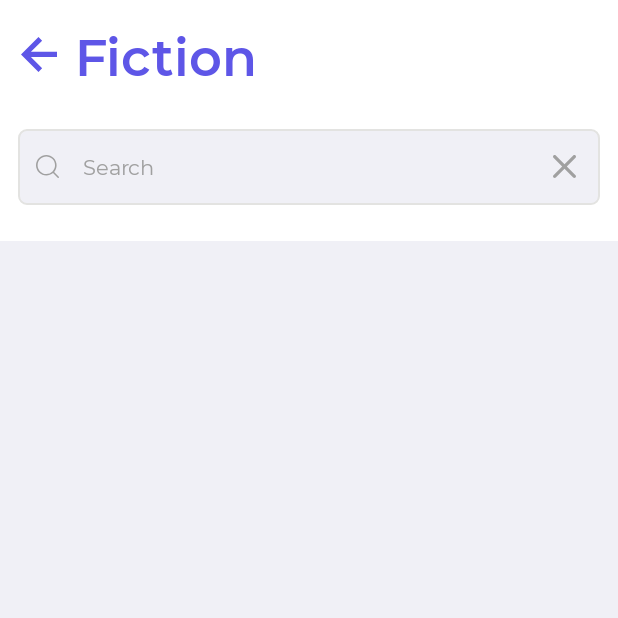
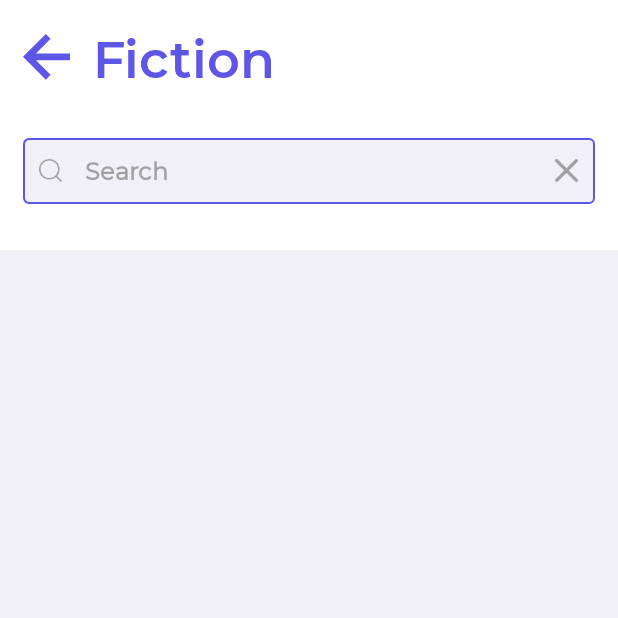
Before and after one commit to xayappz/Bookz, an Android app: the screen it shows after launch (BookInfo), after a tap on "FICTION", on a phone screen of 412 x 824 dp, the top half of it. Run offline under Robolectric (Android 15) with nearby library versions, the phone set to English and light mode, and no system bars; our stand-ins replace sdp/ssp sizes; network calls fail; 1 statement that could not run was skipped.

Commit message:
Minor Ui fixes & Search fixes

```diff
--- a/app/build.gradle
+++ b/app/build.gradle
@@ -50,6 +50,8 @@ dependencies {
     implementation 'com.squareup.retrofit2:converter-gson:2.9.0'
     implementation "androidx.cardview:cardview:1.0.0"
     implementation 'com.intuit.sdp:sdp-android:1.0.6'
+    def lottieVersion = "4.2.2"
+    implementation "com.airbnb.android:lottie:$lottieVersion"
     implementation 'com.github.bumptech.glide:glide:4.12.0'
     annotationProcessor 'com.github.bumptech.glide:compiler:4.12.0'
     def lifecycle_version = "2.4.0"
--- a/app/src/main/AndroidManifest.xml
+++ b/app/src/main/AndroidManifest.xml
@@ -14,8 +14,7 @@
         <activity
             android:name="com.xayappz.views.BookInfo"
             android:exported="true"
-            android:launchMode="singleInstance"
-
+            android:launchMode="singleTop"
             android:theme="@style/Theme.BooksInfo" />
         <activity
             android:name="com.xayappz.views.MainActivity"
--- a/app/src/main/java/com/xayappz/views/BookInfo.kt
+++ b/app/src/main/java/com/xayappz/views/BookInfo.kt
@@ -2,7 +2,12 @@ package com.xayappz.views
 
 import android.app.AlertDialog
 import android.app.ProgressDialog
+import android.content.Intent
+import android.graphics.Color
+import android.graphics.drawable.GradientDrawable
 import android.os.Bundle
+import android.os.Handler
+import android.os.Message
 import android.text.Editable
 import android.text.TextWatcher
 import android.view.View
@@ -25,12 +30,10 @@ import com.xayappz.viewmodels.BooksViewModel
 import com.xayappz.viewmodels.BooksViewModelFactory
 import kotlinx.android.synthetic.main.activity_book_info.*
 import kotlinx.android.synthetic.main.books.*
-import kotlinx.android.synthetic.main.seach_view.*
+import kotlinx.android.synthetic.main.search_view.*
 import kotlinx.coroutines.*
-import android.R
-
-
-
+import java.util.*
+import kotlin.collections.ArrayList
 
 
 class BookInfo : AppCompatActivity() {
@@ -39,16 +42,35 @@ class BookInfo : AppCompatActivity() {
     var booksList: ArrayList<BooksModel> = ArrayList()
     var adapter: BooksAdapter? = null
     lateinit var progressDialog: ProgressDialog
-
+    val TRIGGER_SERACH = 1
+    val SEARCH_TRIGGER_DELAY_IN_MS: Long = 1000
+    lateinit var handler: Handler
     override fun onCreate(savedInstanceState: Bundle?) {
         super.onCreate(savedInstanceState)
         setContentView(com.xayappz.booksinfo.R.layout.activity_book_info)
 
         getIntentTitle()
 
+
+        handler = object : Handler() {
+            override fun handleMessage(msg: Message) {
+                if (msg.what === TRIGGER_SERACH) {
+
+                    GlobalScope.launch(Dispatchers.Main) {
+                        val query = searchEditText.text.toString()
+                        loading_view.visibility = View.VISIBLE
+                        getSearchResult(query)
+
+
                     }
 
-    private fun ProgressShow() {
+                }
+            }
+        }
+
+    }
+
+    private fun progressShow() {
         progressDialog = ProgressDialog(this, AlertDialog.THEME_HOLO_LIGHT)
         progressDialog.setTitle("Hold On...")
         progressDialog.setMessage("Getting $titleLbl Books")
@@ -78,9 +100,10 @@ class BookInfo : AppCompatActivity() {
     private fun initializeViews() {
         maintitle.text = titleLbl
         back_bn_iv.setOnClickListener {
-            finish()
+            startActivity(Intent(this@BookInfo, MainActivity::class.java))
         }
-        ProgressShow()
+        setBackgroundofSearch("#F0F0F6")
+        progressShow()
         getData()
         getSearch()
 
@@ -92,35 +115,59 @@ class BookInfo : AppCompatActivity() {
         searchEditText.setOnFocusChangeListener { view, b ->
             if (view.isFocused) {
                 search_close_icon.visibility = View.VISIBLE
+                setBackgroundofSearch("#5E56E7")
             }
+
         }
         search_close_icon.setOnClickListener {
             searchEditText.setText("")
             search_close_icon.visibility = View.GONE
             searchEditText.clearFocus()
+            nothing_lay.visibility = View.GONE
             HideKeyboard.hideKeyboard(this, it)
-
+            setBackgroundofSearch("#F0F0F6")
         }
         searchEditText.addTextChangedListener(object : TextWatcher {
             override fun beforeTextChanged(s: CharSequence, start: Int, count: Int, after: Int) {}
             override fun onTextChanged(s: CharSequence, start: Int, before: Int, count: Int) {
                 if (!isOnline.isOnline(applicationContext)) {
-                    Toaster.showToast(getString(com.xayappz.booksinfo.R.string.no_internet), this@BookInfo)
+                    Toaster.showToast(
+                            getString(com.xayappz.booksinfo.R.string.no_internet),
+                            this@BookInfo
+                    )
                     return
-                }
-                val query = s.toString()
-                GlobalScope.launch(Dispatchers.Main) {
-                    getSearchResult(query)
-
-
                 }
             }
 
 
             override fun afterTextChanged(s: Editable) {
+                if (!isOnline.isOnline(applicationContext)) {
+                    Toaster.showToast(
+                            getString(com.xayappz.booksinfo.R.string.no_internet),
+                            this@BookInfo
+                    )
+                    return
                 }
+                handler.removeMessages(TRIGGER_SERACH);
+                handler.sendEmptyMessageDelayed(TRIGGER_SERACH, SEARCH_TRIGGER_DELAY_IN_MS);
+
+
+            }
+
+
         })
     }
+
+    private fun setBackgroundofSearch(clr: String?) {
+        val drawable = GradientDrawable()
+        drawable.shape = GradientDrawable.RECTANGLE
+        drawable.setStroke(2, Color.parseColor(clr))
+        drawable.cornerRadius = 5f
+        drawable.setColor(Color.parseColor("#F0F0F6"));
+
+        searchLinearView.setBackgroundDrawable(drawable)
+    }
+
 
     private suspend fun getSearchResult(query: String) {
 
@@ -172,9 +219,19 @@ class BookInfo : AppCompatActivity() {
             }
 
         }
+        loading_view.visibility = View.GONE
+        if (booksList.isEmpty()) {
+            nothing_lay.visibility = View.VISIBLE
+            loading_view.visibility = View.GONE
+        } else {
+            nothing_lay.visibility = View.GONE
+
+        }
+
         adapter = BooksAdapter(booksList, this)
         books_grid_view?.adapter = adapter
-        val animation: Animation = AnimationUtils.loadAnimation(this, com.xayappz.booksinfo.R.anim.grid_anim)
+        val animation: Animation =
+                AnimationUtils.loadAnimation(this, com.xayappz.booksinfo.R.anim.grid_anim)
         val controller = GridLayoutAnimationController(animation, .2f, .2f)
         books_grid_view?.layoutAnimation = controller
 
@@ -185,7 +242,7 @@ class BookInfo : AppCompatActivity() {
             when (it) {
                 is Response.Loading -> {
 
-                    ProgressShow()
+                    progressShow()
                 }
                 is Response.Success -> {
                     getData(it)
--- a/app/src/main/res/drawable/rectangular.xml
+++ /dev/null
@@ -1,14 +0,0 @@
-<?xml version="1.0" encoding="utf-8"?>
-<shape xmlns:android="http://schemas.android.com/apk/res/android" android:shape="rectangle">
-    <corners
-        android:radius="5dp"
-        android:topRightRadius="5dp"
-        android:bottomRightRadius="5dp"
-        android:bottomLeftRadius="5dp" />
-    <stroke
-        android:width="1dp"
-        android:color="#E3E3E1" />
-
-    <solid android:color="@color/grey_shade1" />
-
-</shape>
--- a/app/src/main/res/layout/activity_book_info.xml
+++ b/app/src/main/res/layout/activity_book_info.xml
@@ -6,19 +6,18 @@
     android:layout_height="match_parent"
     tools:context="com.xayappz.views.BookInfo">
 
-
     <androidx.appcompat.widget.LinearLayoutCompat
         android:id="@+id/titleView"
         android:layout_width="match_parent"
         android:layout_height="wrap_content"
         android:layout_gravity="center"
-        android:padding="14dp">
+        android:padding="@dimen/_12sdp">
 
 
         <ImageView
             android:id="@+id/back_bn_iv"
-            android:layout_width="24dp"
-            android:layout_height="24dp"
+            android:layout_width="@dimen/_24sdp"
+            android:layout_height="@dimen/_24sdp"
             android:layout_alignParentLeft="true"
             android:layout_centerVertical="true"
             android:layout_gravity="center"
@@ -26,13 +25,13 @@
 
         <androidx.appcompat.widget.AppCompatTextView
             android:id="@+id/maintitle"
+            style="@style/Title_Heading1"
             android:layout_width="wrap_content"
             android:layout_height="wrap_content"
             android:layout_gravity="center"
-            style="@style/Title_Heading1"
             android:layout_toEndOf="@+id/category_icon"
             android:text="@string/title_main_heading1"
-            android:textSize="34dp"
+            android:textSize="34sp"
             android:textStyle="bold" />
 
 
@@ -43,11 +42,9 @@
         android:layout_width="match_parent"
         android:layout_height="wrap_content"
         android:layout_below="@+id/titleView"
-
-        android:layout_gravity="center"
         android:orientation="vertical">
 
-        <include layout="@layout/seach_view" />
+        <include layout="@layout/search_view" />
 
 
     </androidx.appcompat.widget.LinearLayoutCompat>
@@ -56,13 +53,34 @@
         android:layout_width="match_parent"
         android:layout_height="match_parent"
         android:layout_below="@+id/searchView"
-        android:layout_marginTop="12dp"
-        android:layout_gravity="center"
+        android:layout_marginTop="@dimen/_12sdp"
         android:background="@color/grey_shade1"
         android:orientation="vertical">
+
         <include layout="@layout/books" />
 
 
     </androidx.appcompat.widget.LinearLayoutCompat>
+    <androidx.appcompat.widget.LinearLayoutCompat
+        android:layout_below="@+id/searchView"
+        android:layout_width="match_parent"
+        android:layout_height="match_parent"
+        android:background="@color/grey_shade1"
+        android:id="@+id/nothing_lay"
+        android:visibility="gone"
+        android:orientation="vertical">
 
+        <include layout="@layout/nothing_found" />
+
+    </androidx.appcompat.widget.LinearLayoutCompat>
+
+    <com.airbnb.lottie.LottieAnimationView
+        android:id="@+id/loading_view"
+        android:layout_width="wrap_content"
+        android:layout_height="wrap_content"
+        android:layout_centerInParent="true"
+        app:lottie_autoPlay="true"
+        android:visibility="gone"
+        app:lottie_loop="true"
+        app:lottie_rawRes="@raw/loading_anim" />
 </RelativeLayout>
--- a/app/src/main/res/layout/activity_main.xml
+++ b/app/src/main/res/layout/activity_main.xml
@@ -12,7 +12,7 @@
         android:layout_width="wrap_content"
         android:layout_height="wrap_content"
         android:orientation="vertical"
-        android:layout_margin="14dp"
+        android:layout_margin="@dimen/_14sdp"
         app:layout_constraintBottom_toBottomOf="parent"
         app:layout_constraintEnd_toEndOf="parent"
         app:layout_constraintStart_toStartOf="parent"
@@ -34,7 +34,7 @@
     </androidx.appcompat.widget.LinearLayoutCompat>
 
     <ListView
-        android:layout_marginTop="40dp"
+        android:layout_marginTop="@dimen/_40sdp"
         android:id="@+id/category_listView"
         android:layout_width="match_parent"
         android:layout_height="0dp"
--- a/app/src/main/res/layout/item_category.xml
+++ b/app/src/main/res/layout/item_category.xml
@@ -9,11 +9,9 @@
     <androidx.cardview.widget.CardView xmlns:android="http://schemas.android.com/apk/res/android"
         android:layout_width="match_parent"
         android:layout_height="wrap_content"
-        app:cardBackgroundColor="@color/white_bg"
+        style="@style/CardViewStyle"
         app:cardUseCompatPadding="true"
-        app:cardCornerRadius="@dimen/_5sdp"
-        app:cardElevation="@dimen/_7sdp"
-        app:contentPadding="@dimen/_12sdp">
+        >
 
         <RelativeLayout
             android:layout_width="match_parent"
--- a/app/src/main/res/layout/seach_view.xml
+++ b/app/src/main/res/layout/search_view.xml
@@ -7,49 +7,44 @@
     <LinearLayout
         android:id="@+id/searchLinearView"
         android:layout_width="match_parent"
-        android:layout_height="wrap_content"
-        android:background="@drawable/rectangular"
-        android:gravity="center_vertical"
-        android:orientation="horizontal"
-        android:layout_margin="12dp"
-        >
+        android:layout_height="@dimen/_34sdp"
+        android:gravity="center"
+        android:weightSum="3"
+        android:layout_margin="@dimen/_12sdp">
+
 
         <ImageView
-            android:layout_width="15dp"
-            android:layout_marginLeft="12dp"
-
+            android:id="@+id/search_mag_icon"
+            android:layout_width="0dp"
             android:layout_height="15dp"
+            android:layout_weight="0.2"
             android:adjustViewBounds="true"
-            android:id="@+id/search_mag_icon"
-
             android:src="@drawable/ic_search"
             android:visibility="visible" />
 
+        <EditText
 
-        <EditText
             android:id="@+id/searchEditText"
-
+            android:layout_marginLeft="@dimen/_8sdp"
             android:layout_width="0dp"
             android:layout_height="wrap_content"
-            android:layout_weight="1"
+            android:layout_weight="2.5"
+            android:textStyle="bold"
             android:background="@android:color/transparent"
             android:hint="Search"
             android:imeOptions="actionSearch"
             android:inputType="text"
             android:lines="1"
-            android:padding="16dp"
             android:textCursorDrawable="@drawable/color_cursor"
             android:fontFamily="@font/montserrat_regular"
-            android:paddingLeft="8dp"
-            android:paddingRight="8dp"
             android:textColor="@color/black"
             android:textColorHint="@color/grey_shade2"
-            android:textSize="14sp" />
+            android:textSize="16sp" />
 
         <ImageView
-            android:layout_width="15dp"
+            android:layout_weight="0.2"
+            android:layout_width="0dp"
             android:layout_height="15dp"
-            android:layout_marginRight="16dp"
             android:id="@+id/search_close_icon"
             android:adjustViewBounds="true"
             android:src="@drawable/ic_cancel"
--- a/app/src/main/res/values/colors.xml
+++ b/app/src/main/res/values/colors.xml
@@ -8,7 +8,7 @@
     <color name="white_bg">#F8F7FF</color>
     <color name="grey_shade1">#F0F0F6</color>
     <color name="grey_shade2">#A0A0A0</color>
-    <color name="grey_shade_search">#E2DEDE</color>
+    <color name="grey_shade_search">#E9DCDC</color>
 
     <color name="grey_shade3">#030303</color>
 
--- a/app/src/main/res/values/strings.xml
+++ b/app/src/main/res/values/strings.xml
@@ -6,5 +6,6 @@ freely search its database of books,
 annotations, and reviews.</string>
     <string name="no_internet">No internet !</string>
     <string name="some_error">Some error occurred !</string>
+    <string name="nothing_found">Nothing Found, try again.</string>
 
 </resources>
--- a/app/src/main/res/values/themes.xml
+++ b/app/src/main/res/values/themes.xml
@@ -20,7 +20,7 @@
         <item name="colorPrimaryVariant">@color/white_bg</item>
         <item name="android:windowBackground">@color/white</item>
         <item name="android:textColor">@color/app_color_primary</item>
-        <item name="android:textSize">12dp</item>
+        <item name="android:textSize">12sp</item>
         <item name="android:fontFamily">@font/montserrat_semi_bold</item>
 
 
@@ -29,9 +29,9 @@
     <style name="Title_Heading1" parent="Widget.MaterialComponents.TextView">
         <item name="android:textColor">@color/app_color_accent</item>
         <item name="android:fontFamily">@font/montserrat_semi_bold</item>
-        <item name="android:textSize">48dp</item>
+        <item name="android:textSize">48sp</item>
         <item name="android:textStyle">bold</item>
-        <item name="android:layout_marginLeft">12dp</item>
+        <item name="android:layout_marginLeft">@dimen/_12sdp</item>
 
     </style>
 
@@ -39,8 +39,8 @@
         <item name="android:textColor">@color/grey_shade3</item>
         <item name="android:fontFamily">@font/montserrat_regular</item>
         <item name="android:textStyle">normal</item>
-        <item name="android:textSize">20dp</item>
-        <item name="android:layout_marginTop">20dp</item>
+        <item name="android:textSize">20sp</item>
+        <item name="android:layout_marginTop">@dimen/_12sdp</item>
 
 
     </style>
@@ -48,9 +48,17 @@
     <style name="Category_Item" parent="Title_Heading1">
         <item name="android:textColor">@color/grey_shade3</item>
         <item name="android:fontFamily">@font/montserrat_semi_bold</item>
-        <item name="android:textSize">20dp</item>
+        <item name="android:textSize">20sp</item>
 
     </style>
 
+    <style name="CardViewStyle" parent="CardView.Light">
+        <item name="cardCornerRadius">@dimen/_5sdp</item>
+        <item name="cardElevation">@dimen/_7sdp</item>
+        <item name="contentPadding">@dimen/_12sdp</item>
+        <item name="backgroundColor">@color/white_bg</item>
+    </style>
+
+
 
 </resources>
```
Also changed, not shown: app/src/main/res/drawable/nothing_icon.xml (added, +9 -0 lines), app/src/main/res/drawable/search_et.xml (deleted, +0 -17 lines), app/src/main/res/layout/item_book.xml (+9 -9 lines), app/src/main/res/layout/nothing_found.xml (added, +23 -0 lines), app/src/main/res/raw/loading_anim.json (added, +1 -0 lines). Lines whose indentation alone changed are shown as unchanged.
